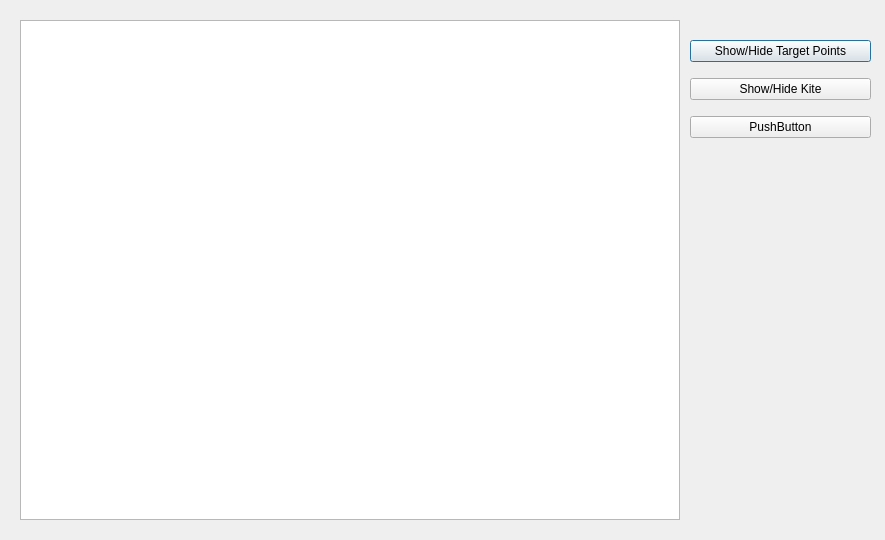
Qt form KiteControl-Qt/controlwindow.ui (adrienemery/zenith-wind-power) before a commit.
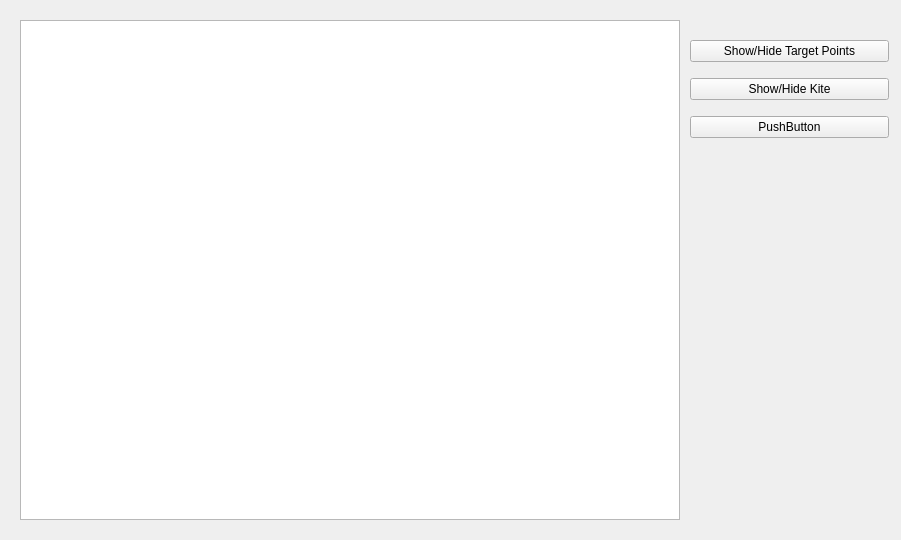
The same form after that commit.

Commit message: Small change to graphical layout of quadrants

Patch:
```diff
--- a/KiteControl-Qt/controlwindow.ui
+++ b/KiteControl-Qt/controlwindow.ui
@@ -6,7 +6,7 @@
    <rect>
     <x>0</x>
     <y>0</y>
-    <width>885</width>
+    <width>901</width>
     <height>540</height>
    </rect>
   </property>
@@ -35,12 +35,12 @@
     </size>
    </property>
   </widget>
-  <widget class="QWidget" name="">
+  <widget class="QWidget" name="layoutWidget">
    <property name="geometry">
     <rect>
      <x>690</x>
      <y>30</y>
-     <width>181</width>
+     <width>199</width>
      <height>121</height>
     </rect>
    </property>
@@ -50,6 +50,9 @@
       <property name="text">
        <string>Show/Hide Target Points</string>
       </property>
+      <property name="autoDefault">
+       <bool>false</bool>
+      </property>
      </widget>
     </item>
     <item>
@@ -57,6 +60,9 @@
       <property name="text">
        <string>Show/Hide Kite</string>
       </property>
+      <property name="autoDefault">
+       <bool>false</bool>
+      </property>
      </widget>
     </item>
     <item>
@@ -64,6 +70,9 @@
       <property name="text">
        <string>PushButton</string>
       </property>
+      <property name="autoDefault">
+       <bool>false</bool>
+      </property>
      </widget>
     </item>
    </layout>
```
The commit also changes 1 other file.
